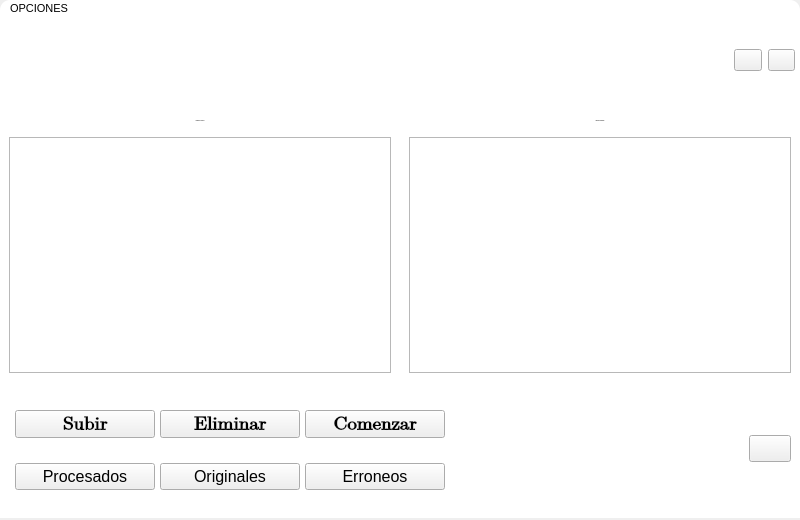
Before: the Qt Designer form App/Front/ventanasui/V_KREI.ui in LAngelVp/ProccessRMPG73, drawn with Qt 5.
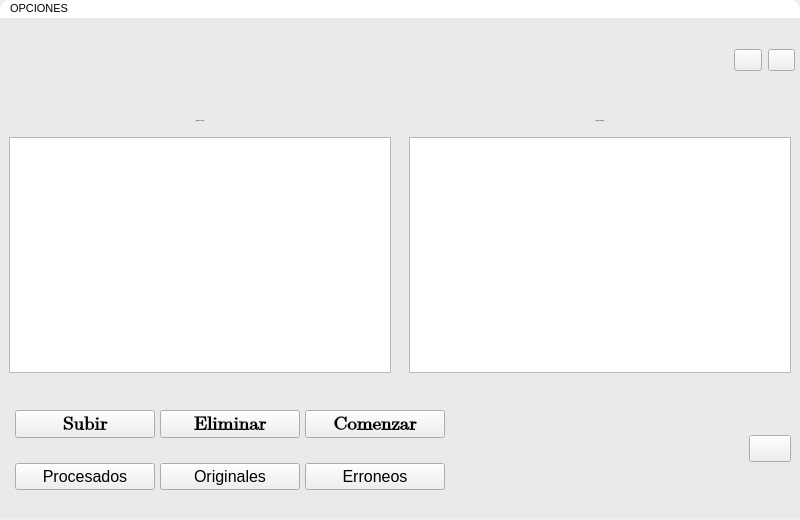
After: the same form once the commit is applied. Icons and pictures are not drawn.

```diff
--- a/App/Front/ventanasui/V_KREI.ui
+++ b/App/Front/ventanasui/V_KREI.ui
@@ -33,7 +33,7 @@
 max-height:520px;
 }
 #WPrincipal{
-background-color: rgb(255, 255, 255);
+background-color: rgb(234, 234, 234);
 }
 [objectName^=&quot;btc_btc&quot;]{
 background-color: transparent;
```
